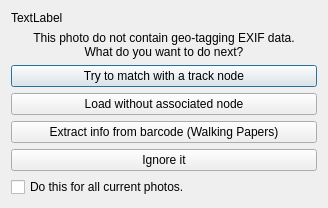
openstreetmap/merkaartor, file src/Docks/PhotoLoadErrorDialog.ui: the form before one commit.
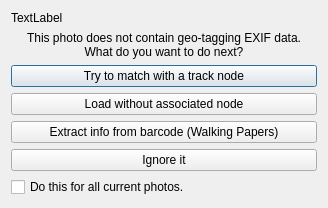
The form after the commit.

```diff
--- a/src/Docks/PhotoLoadErrorDialog.ui
+++ b/src/Docks/PhotoLoadErrorDialog.ui
@@ -24,7 +24,7 @@
    <item>
     <widget class="QLabel" name="label">
      <property name="text">
-      <string>This photo do not contain geo-tagging EXIF data.
+      <string>This photo does not contain geo-tagging EXIF data.
 What do you want to do next?</string>
      </property>
      <property name="alignment">
```
